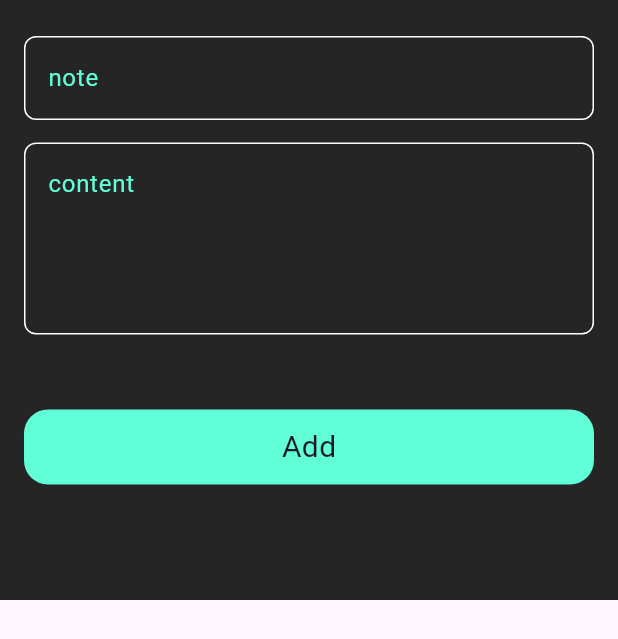
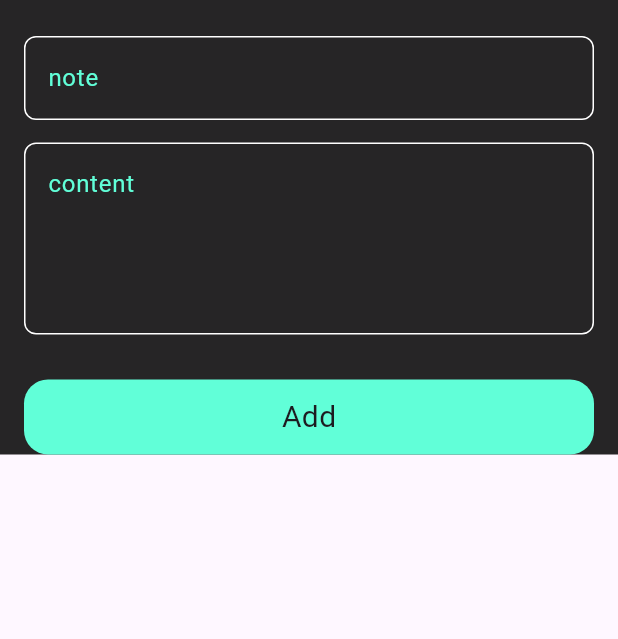
Before and after one commit to 01273904861/notes_app, a Flutter app: the AddNoteModalBottomSheet widget shown alone on an empty page, opened directly, on a phone screen of 412 x 824 dp. Shown: the top 639 px of the screen. Run offline on Flutter 3.47's test engine with Material 3 defaults, Android fonts, the phone set to English and light mode, and no system bars; our stand-ins replace flutter_bloc, hive, hive_flutter; accounts and stored records are empty.

```diff
--- a/lib/widgets/notes_form.dart
+++ b/lib/widgets/notes_form.dart
@@ -49,7 +49,7 @@ class _NotesFormState extends State<NotesForm> {
             maxLines: 4,
           ),
           const SizedBox(
-            height: 50,
+            height: 30,
           ),
           BlocBuilder<AddNoteCubit, AddNoteState>(
             builder: (context, state) {
```
Also changed, not shown: lib/widgets/add_notes_modalbottomsheet.dart (+6 -6 lines).
